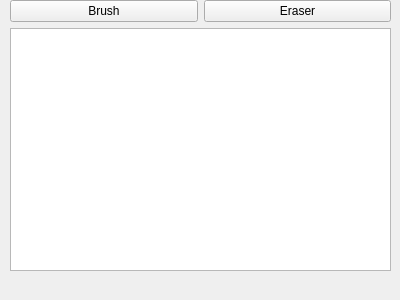
Qt form I3C_ImageCreator/brushwidget.ui (pgTech123/I3C_FileCreator) before a commit.
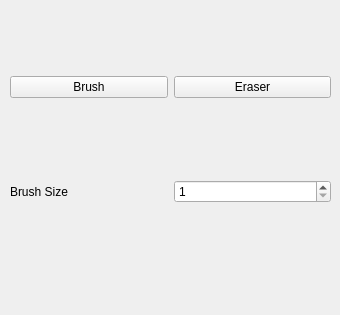
The same form after that commit.

```diff
--- a/I3C_ImageCreator/brushwidget.ui
+++ b/I3C_ImageCreator/brushwidget.ui
@@ -6,8 +6,8 @@
    <rect>
     <x>0</x>
     <y>0</y>
-    <width>400</width>
-    <height>300</height>
+    <width>340</width>
+    <height>315</height>
    </rect>
   </property>
   <property name="windowTitle">
@@ -19,31 +19,41 @@
      <rect>
       <x>10</x>
       <y>0</y>
-      <width>381</width>
-      <height>271</height>
+      <width>321</width>
+      <height>281</height>
      </rect>
     </property>
     <layout class="QGridLayout" name="gridLayout">
-     <item row="7" column="0">
-      <widget class="QListWidget" name="listWidget"/>
-     </item>
      <item row="3" column="0">
-      <layout class="QHBoxLayout" name="horizontalLayout">
-       <item>
         <widget class="QPushButton" name="pushButtonBrush">
          <property name="text">
           <string>Brush</string>
          </property>
         </widget>
        </item>
-       <item>
+     <item row="5" column="1">
+      <widget class="QSpinBox" name="spinBoxPenSize">
+       <property name="minimum">
+        <number>1</number>
+       </property>
+       <property name="maximum">
+        <number>150</number>
+       </property>
+      </widget>
+     </item>
+     <item row="5" column="0">
+      <widget class="QLabel" name="labelBrushSize">
+       <property name="text">
+        <string>Brush Size</string>
+       </property>
+      </widget>
+     </item>
+     <item row="3" column="1">
         <widget class="QPushButton" name="pushButtonEraser">
          <property name="text">
           <string>Eraser</string>
          </property>
         </widget>
-       </item>
-      </layout>
      </item>
     </layout>
    </widget>
```
Lines whose indentation alone changed are shown as unchanged.
